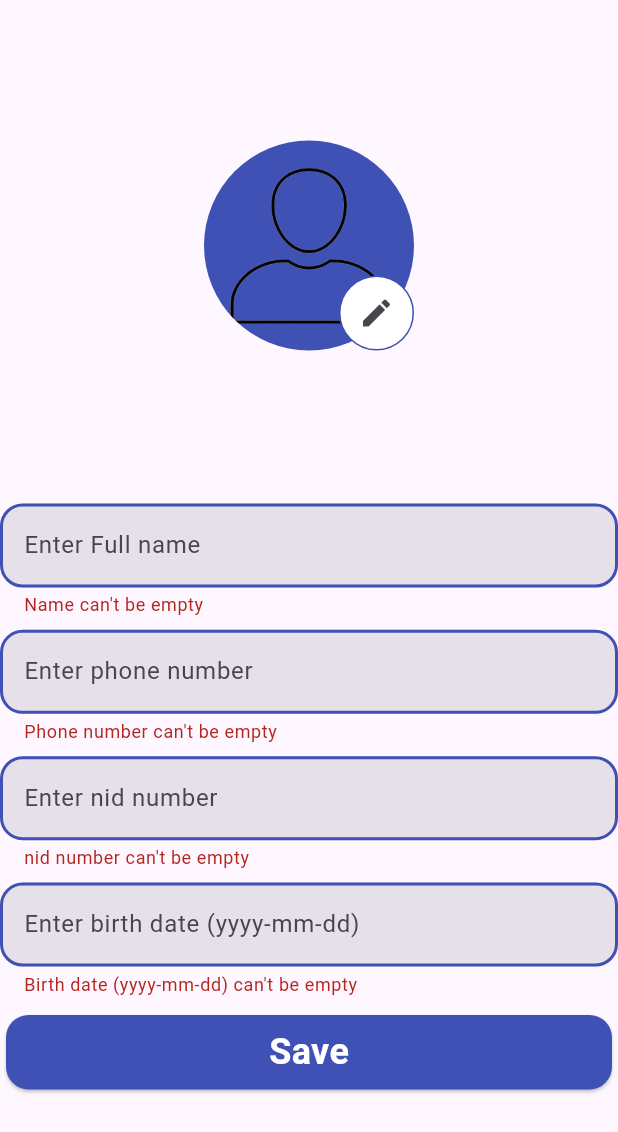
After one commit to mdabdullahalsiddik/PayApp-With-GetX, a Flutter app: the ProfileView screen opened directly, after a tap on "Save", on a phone screen of 412 x 824 dp. The commit adds this screen. Shown: the top 1132 px of the screen. Run offline on Flutter 3.47's test engine with Material 3 defaults, Android fonts, the phone set to English and light mode, and no system bars; our stand-ins replace cloud_firestore, firebase_auth, firebase_core, firebase_storage, flutter_easyloading, get and 1 more; accounts and stored records are empty.

Commit message:
Profile setup

```diff
--- a/lib/controller/registerC_controller.dart
+++ b/lib/controller/registerC_controller.dart
@@ -1,10 +1,12 @@
+// ignore_for_file: file_names
+
 import 'package:firebase_auth/firebase_auth.dart';
 import 'package:flutter/material.dart';
 import 'package:get/get_core/src/get_main.dart';
 import 'package:get/get_navigation/get_navigation.dart';
 import 'package:get/get_state_manager/get_state_manager.dart';
 import 'package:pay/function/firebase_function.dart';
-import 'package:pay/views/home_view.dart';
+import 'package:pay/views/profile_view.dart';
 
 class RegisterController extends GetxController {
   TextEditingController emailController = TextEditingController();
@@ -16,7 +18,7 @@ class RegisterController extends GetxController {
         email: emailController.text,
         password: passwordController.text,
       );
-      Get.offAll(HomeView());
+      Get.offAll(ProfileView());
       Get.snackbar("Successful", "Register is Successful");
     } on FirebaseAuthException catch (e) {
       Get.snackbar("Error", e.message.toString());
--- a/lib/function/firebase_function.dart
+++ b/lib/function/firebase_function.dart
@@ -1,5 +1,9 @@
+import 'package:cloud_firestore/cloud_firestore.dart';
 import 'package:firebase_auth/firebase_auth.dart';
+import 'package:firebase_storage/firebase_storage.dart';
 
 class FirebaseAllFunction {
 static final  FirebaseAuth auth = FirebaseAuth.instance;
+static final FirebaseFirestore firestore = FirebaseFirestore.instance;
+static final FirebaseStorage storage = FirebaseStorage.instance;
 }
--- a/lib/main.dart
+++ b/lib/main.dart
@@ -5,6 +5,7 @@ import 'package:flutter_easyloading/flutter_easyloading.dart';
 import 'package:get/get_navigation/src/root/get_material_app.dart';
 import 'package:pay/firebase_options.dart';
 import 'package:pay/static/all%20colors/all_colors.dart';
+import 'package:pay/views/profile_view.dart';
 import 'package:pay/views/welcome_views.dart/splash_view.dart';
 
 void main() async {
--- /dev/null
+++ b/lib/models/user_model.dart
@@ -0,0 +1,37 @@
+// ignore_for_file: public_member_api_docs, sort_constructors_first
+
+class UserInfoModel {
+  String? name;
+  String? mail;
+  String? phone;
+  String? nid;
+  String? birthday;
+
+
+  UserInfoModel({
+    this.name,
+    this.mail,
+    this.phone,
+    this.nid,
+    this.birthday,
+  });
+  UserInfoModel.fromJson(dynamic json) {
+    name = json['name'];
+    mail = json['mail'];
+    phone = json['phone'];
+    nid = json['nid'];
+    birthday = json['birthday'];
+  }
+
+  Map<String, dynamic> toJson() {
+    final map = <String, dynamic>{};
+
+    map['name'] = name;
+    map['mail'] = mail;
+    map['phone'] = phone;
+    map['nid'] = nid;
+    map['birthday'] = birthday;
+
+    return map;
+  }
+}
--- /dev/null
+++ b/lib/views/profile_view.dart
@@ -0,0 +1,171 @@
+import 'dart:io';
+
+import 'package:flutter/material.dart';
+import 'package:get/get.dart';
+import 'package:get/get_state_manager/get_state_manager.dart';
+import 'package:pay/controller/profile_controller.dart';
+import 'package:pay/static/all%20colors/all_colors.dart';
+import 'package:pay/widgets/custom_button.dart';
+import 'package:pay/widgets/custom_textfromfield.dart';
+
+class ProfileView extends GetView<ProfileController> {
+  ProfileView({super.key});
+  final forky = GlobalKey<FormState>();
+  ProfileController profileController = Get.put(ProfileController());
+  @override
+  Widget build(BuildContext context) {
+    var size = MediaQuery.sizeOf(context);
+
+    return GetBuilder<ProfileController>(
+      builder: (controller) {
+        return Scaffold(
+          body: SizedBox(
+            height: size.height,
+            width: size.width,
+            child: Column(
+              mainAxisAlignment: MainAxisAlignment.spaceEvenly,
+              crossAxisAlignment: CrossAxisAlignment.center,
+              children: [
+                Stack(
+                  alignment: Alignment.bottomRight,
+                  children: [
+                    profileController.pickedImage == null
+                        ? const CircleAvatar(
+                            radius: 70,
+                            backgroundColor: AllColors.primaryColor,
+                            backgroundImage:
+                                AssetImage("assets/images/profile.png"),
+                          )
+                        : CircleAvatar(
+                            radius: 70,
+                            backgroundColor: AllColors.primaryColor,
+                            backgroundImage:
+                                FileImage(profileController.pickedImage!),
+                          ),
+                    Container(
+                      decoration: BoxDecoration(
+                        color: AllColors.whiteColor,
+                        borderRadius: BorderRadius.circular(50),
+                        border: Border.all(
+                          color: AllColors.primaryColor,
+                        ),
+                      ),
+                      child: IconButton(
+                          onPressed: () {
+                            showDialog(
+                              context: context,
+                              builder: (context) {
+                                return AboutDialog(
+                                  children: [
+                                    InkWell(
+                                        onTap: () {
+                                          profileController.cameraPickImage();
+                                          Navigator.pop(context);
+                                        },
+                                        child: const ListTile(
+                                          leading: Icon(
+                                            Icons.camera_alt,
+                                          ),
+                                          title: Text("Camera"),
+                                        )),
+                                    InkWell(
+                                        onTap: () async {
+                                          await profileController
+                                              .galleryPickImage();
+                                          Navigator.pop(context);
+                                        },
+                                        child: const ListTile(
+                                          leading: Icon(
+                                            Icons.image,
+                                          ),
+                                          title: Text("Gallery"),
+                                        )),
+                                  ],
+                                );
+                              },
+                            );
+                          },
+                          icon: const Icon(Icons.edit)),
+                    ),
+                  ],
+                ),
+                Form(
+                    key: forky,
+                    child: Column(
+                      children: [
+                        SizedBox(
+                          height: size.height * .01,
+                        ),
+                        CustomTextFromField(
+                          controller: profileController.nameController,
+                          hintText: "Enter Full name",
+                          validator: (p0) {
+                            if (p0!.isEmpty) {
+                              return "Name can't be empty";
+                            }
+                            return null;
+                          },
+                        ),
+                        SizedBox(
+                          height: size.height * .01,
+                        ),
+                        CustomTextFromField(
+                          controller: profileController.phoneController,
+                          hintText: "Enter phone number",
+                          validator: (p0) {
+                            if (p0!.isEmpty) {
+                              return "Phone number can't be empty";
+                            }
+                            return null;
+                          },
+                        ),
+                        SizedBox(
+                          height: size.height * .01,
+                        ),
+                        CustomTextFromField(
+                          controller: profileController.nidController,
+                          hintText: "Enter nid number",
+                          validator: (p0) {
+                            if (p0!.isEmpty) {
+                              return "nid number can't be empty";
+                            }
+                            return null;
+                          },
+                        ),
+                        SizedBox(
+                          height: size.height * .01,
+                        ),
+                        CustomTextFromField(
+                          controller: profileController.birthController,
+                          hintText: "Enter birth date (yyyy-mm-dd)",
+                          validator: (p0) {
+                            if (p0!.isEmpty) {
+                              return "Birth date (yyyy-mm-dd) can't be empty";
+                            }
+                            return null;
+                          },
+                        ),
+                        SizedBox(
+                          height: size.height * .01,
+                        ),
+                        CustomButton(
+                          text: "Save",
+                          onTap: () {
+
+                            if (forky.currentState!.validate()) {
+                              profileController.sendImage();
+                              profileController.setProfile();
+
+                            }
+                          },
+                        ),
+                      ],
+                    ))
+              ],
+            ),
+          ),
+        );
+      },
+    );
+  }
+}
```
Also changed, not shown: lib/controller/profile_controller.dart (added, +76 -0 lines), assets/images/profile.png (added).
